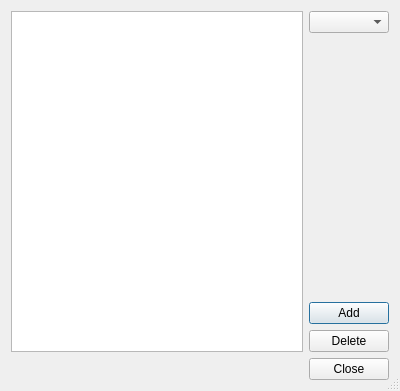
Before: the Qt Designer form core/synthesis/Collections/TriangularIteration_dialog/customs.ui in KmolYuan/Pyslvs-UI, drawn with Qt 5.
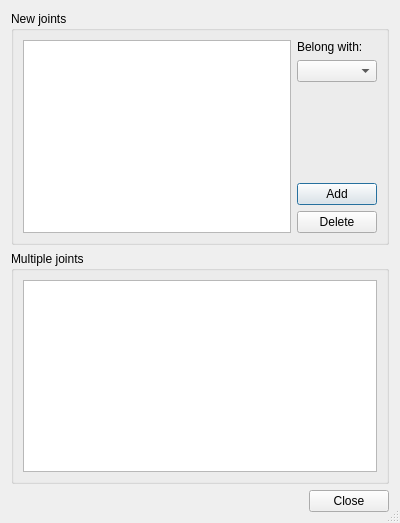
After: the same form once the commit is applied. Icons and pictures are not drawn.

```diff
--- a/core/synthesis/Collections/TriangularIteration_dialog/customs.ui
+++ b/core/synthesis/Collections/TriangularIteration_dialog/customs.ui
@@ -7,7 +7,7 @@
     <x>0</x>
     <y>0</y>
     <width>400</width>
-    <height>391</height>
+    <height>523</height>
    </rect>
   </property>
   <property name="windowTitle">
@@ -21,12 +21,23 @@
   </property>
   <layout class="QVBoxLayout" name="verticalLayout_2">
    <item>
-    <layout class="QHBoxLayout" name="horizontalLayout_2">
+    <widget class="QGroupBox" name="new_group">
+     <property name="title">
+      <string>New joints</string>
+     </property>
+     <layout class="QHBoxLayout" name="horizontalLayout_3">
      <item>
       <widget class="QListWidget" name="custom_list"/>
      </item>
      <item>
       <layout class="QVBoxLayout" name="verticalLayout">
+        <item>
+         <widget class="QLabel" name="label">
+          <property name="text">
+           <string>Belong with:</string>
+          </property>
+         </widget>
+        </item>
        <item>
         <widget class="QComboBox" name="link_choose"/>
        </item>
@@ -64,6 +75,19 @@
       </layout>
      </item>
     </layout>
+    </widget>
+   </item>
+   <item>
+    <widget class="QGroupBox" name="multiple_group">
+     <property name="title">
+      <string>Multiple joints</string>
+     </property>
+     <layout class="QHBoxLayout" name="horizontalLayout_2">
+      <item>
+       <widget class="QListWidget" name="multiple_list"/>
+      </item>
+     </layout>
+    </widget>
    </item>
    <item>
     <layout class="QHBoxLayout" name="horizontalLayout">
```
Lines whose indentation alone changed are shown as unchanged.
